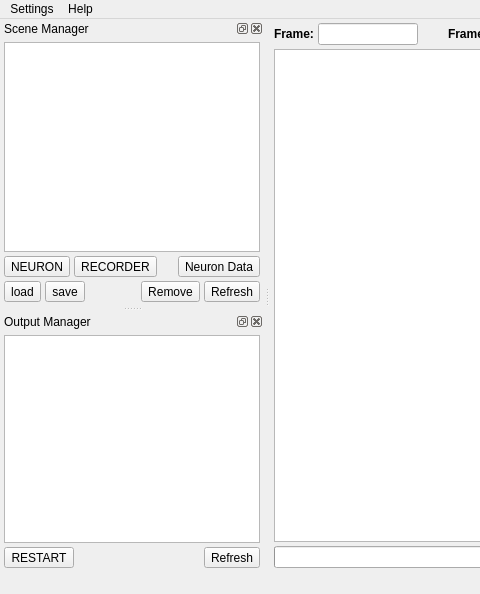
Above: nsim/gui/gui_main.ui from pmeier82-zz/Neural-Simulation before the change; both pictures show x 0 to 480 and y 0 to 594 of the 874 by 594 pixel window. Below: the same form after it.
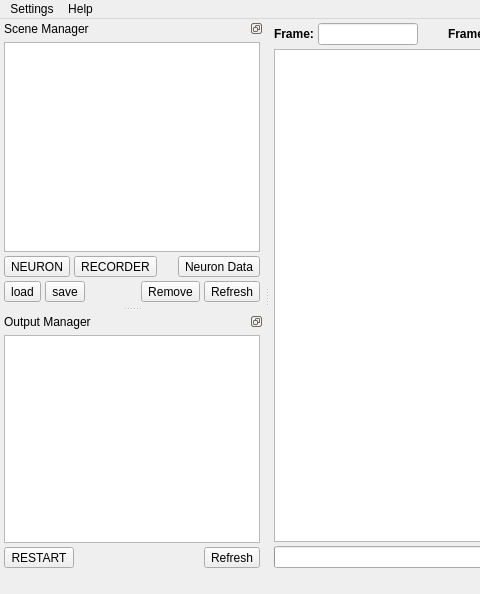
That is the form after the change. Icons and pictures are not drawn.

Diff of the .ui file:
```diff
--- a/nsim/gui/gui_main.ui
+++ b/nsim/gui/gui_main.ui
@@ -506,6 +506,9 @@
      <verstretch>0</verstretch>
     </sizepolicy>
    </property>
+   <property name="features">
+    <set>QDockWidget::DockWidgetFloatable|QDockWidget::DockWidgetMovable</set>
+   </property>
    <property name="windowTitle">
     <string>Scene Manager</string>
    </property>
@@ -659,6 +662,9 @@
      <verstretch>0</verstretch>
     </sizepolicy>
    </property>
+   <property name="features">
+    <set>QDockWidget::DockWidgetFloatable|QDockWidget::DockWidgetMovable</set>
+   </property>
    <property name="windowTitle">
     <string>Output Manager</string>
    </property>
```
